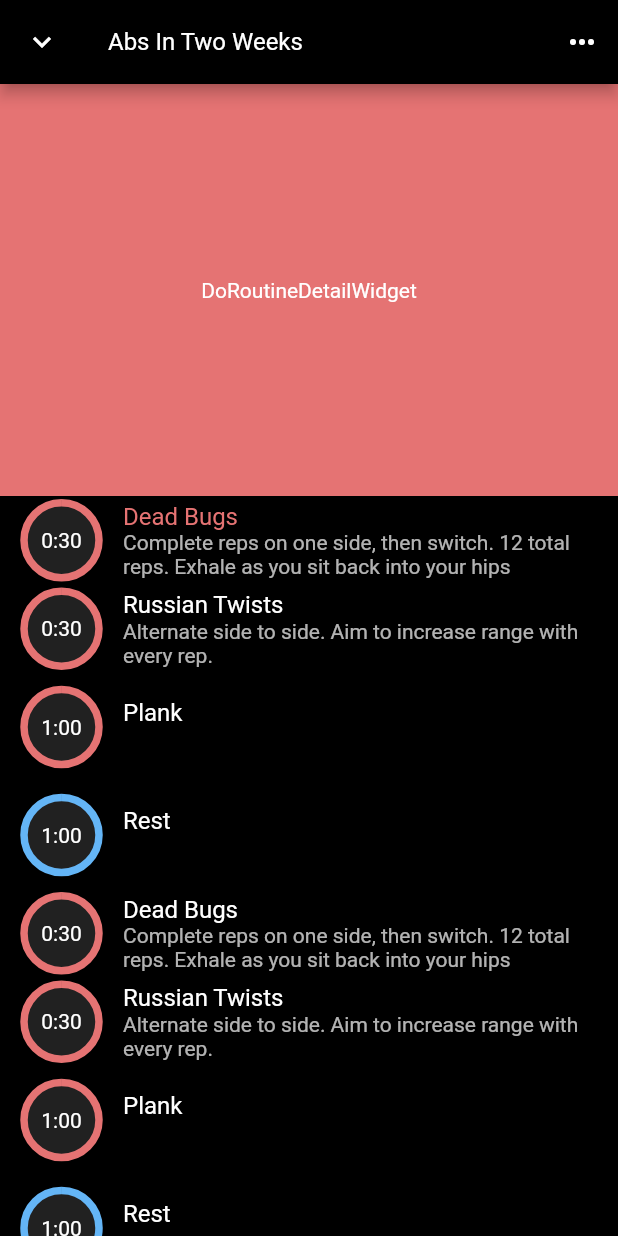
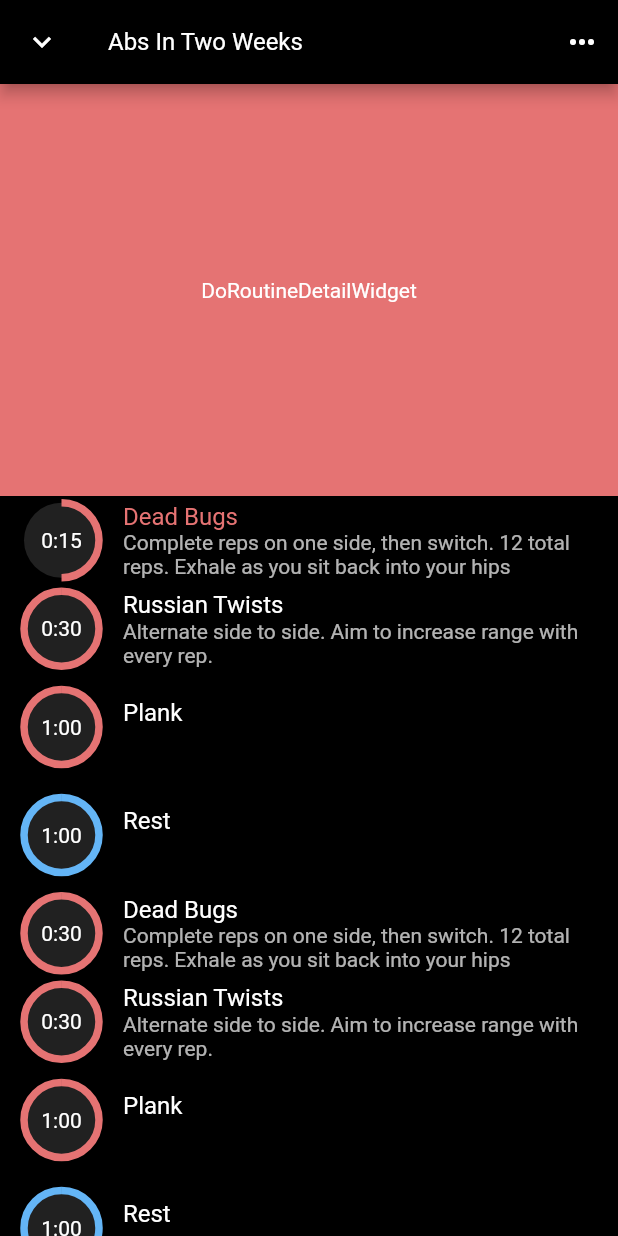
Before and after one commit to ivedone/mvp, a Flutter app: the screen it shows after launch, on a phone screen of 412 x 824 dp. Run offline on Flutter 3.47's test engine with Material 2 defaults, Android fonts, the phone set to English and light mode, and no system bars.

Commit message:
CountdownModel conditionally renders based on TaskState

```diff
--- /dev/null
+++ b/lib/components/do_routine/countdown.dart/countdown.dart
@@ -0,0 +1,34 @@
+import 'package:flutter/material.dart';
+import 'package:mvp/components/do_routine/countdown.dart/static.dart';
+import 'package:mvp/models/task.dart';
+
+class CountdownWidget extends StatelessWidget {
+  final Duration duration;
+  final TaskState taskState;
+  const CountdownWidget({
+    Key? key,
+    required this.duration,
+    required this.taskState,
+  }) : super(key: key);
+
+  @override
+  Widget build(BuildContext context) {
+    switch (taskState) {
+      case TaskState.idle:
+        return StaticCountdownWidget(
+          remaining: duration,
+          percentDone: 1.0,
+        );
+      case TaskState.active:
+        return StaticCountdownWidget(
+          remaining: duration - Duration(seconds: duration.inSeconds ~/ 2),
+          percentDone: 0.5,
+        );
+      case TaskState.done:
+        return const StaticCountdownWidget(
+          remaining: Duration.zero,
+          percentDone: 0.0,
+        );
+    }
+  }
+}
--- a/lib/components/do_routine/countdown.dart/static.dart
+++ b/lib/components/do_routine/countdown.dart/static.dart
@@ -1,7 +1,8 @@
 import 'package:flutter/material.dart';
+import 'package:mvp/util/clock_format.dart';
 
 class StaticCountdownWidget extends StatelessWidget {
-  final String remaining;
+  final Duration remaining;
   final double percentDone;
 
   const StaticCountdownWidget({
@@ -34,7 +35,7 @@ class StaticCountdownWidget extends StatelessWidget {
                 )),
           ),
           Center(
-              child: Text(remaining,
+              child: Text(toMinutesAndSeconds(remaining),
                   style: TextStyle(
                       color: Theme.of(context).colorScheme.onSecondary)))
         ],
--- a/lib/components/do_routine/task.dart
+++ b/lib/components/do_routine/task.dart
@@ -1,9 +1,8 @@
 import 'package:flutter/material.dart';
+import 'package:provider/provider.dart';
 import 'package:mvp/models/do_routine.dart';
+import 'package:mvp/components/do_routine/countdown.dart/countdown.dart';
 import 'package:mvp/models/task.dart';
-import 'package:mvp/util/clock_format.dart';
-import 'package:provider/provider.dart';
-import 'countdown.dart/static.dart';
 
 class TaskWidget extends StatelessWidget {
   final TaskModel task;
@@ -37,10 +36,14 @@ class TaskWidget extends StatelessWidget {
           return getTaskState(index, currentIndex);
         }, builder: (_, TaskState taskState, __) {
           return ListTile(
-            leading: StaticCountdownWidget(
-                remaining: toMinutesAndSeconds(task.duration),
-                percentDone: 1.0),
-            title: Text(task.title, style: _getTitleStyle(taskState, theme)),
+            leading: CountdownWidget(
+              duration: task.duration,
+              taskState: taskState,
+            ),
+            title: Text(
+              task.title,
+              style: _getTitleStyle(taskState, theme),
+            ),
             subtitle: Text(task.description ?? ''),
           );
         }),
--- a/lib/models/do_routine.dart
+++ b/lib/models/do_routine.dart
@@ -71,7 +71,7 @@ class DoRoutineModel extends ChangeNotifier {
         currentTask!,
         startElapsed: startElapsed,
       );
-      notifyListeners();
+      start();
     }
     return this;
   }
```
